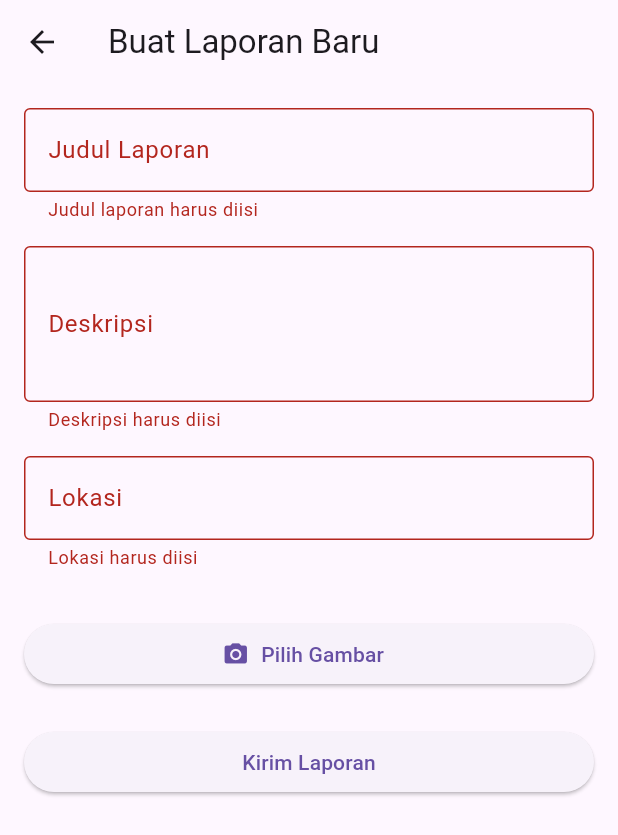
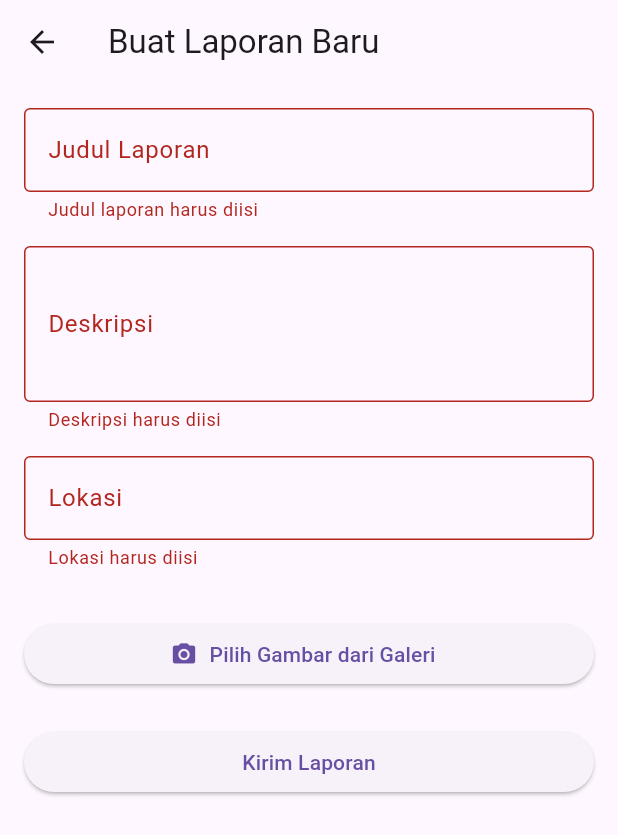
Before and after one commit to gerrybagaskoro/jabe_v2, a Flutter app: the CreateReportScreen screen opened directly, after a tap on "Kirim Laporan", on a phone screen of 412 x 824 dp. Shown: the top 835 px of the screen. Run offline on Flutter 3.47's test engine with Material 3 defaults, Android fonts, the light colour scheme and no system bars; our stand-ins replace carousel_slider, image_picker, shared_preferences, smooth_page_indicator; accounts and stored records are empty.

Commit message:
Add image handling functionality; implement image selection and conversion to base64 for report submission

```diff
--- a/lib/views/reports/create_report_screen.dart
+++ b/lib/views/reports/create_report_screen.dart
@@ -1,10 +1,8 @@
-// ignore_for_file: use_build_context_synchronously
-
 import 'dart:io';
 
 import 'package:flutter/material.dart';
-import 'package:image_picker/image_picker.dart';
 import 'package:jabe/api/report_api.dart';
+import 'package:jabe/services/image_service.dart';
 
 class CreateReportScreen extends StatefulWidget {
   const CreateReportScreen({super.key});
@@ -20,21 +18,43 @@ class _CreateReportScreenState extends State<CreateReportScreen> {
   final _locationController = TextEditingController();
 
   File? _imageFile;
+  String? _base64Image;
   bool _isLoading = false;
 
   Future<void> _pickImage() async {
-    final picker = ImagePicker();
-    final pickedFile = await picker.pickImage(source: ImageSource.gallery);
+    try {
+      final imageFile = await ImageService.pickImageFromGallery();
+      if (imageFile != null) {
+        // Convert image to base64
+        final base64String = await ImageService.imageToBase64(imageFile);
 
-    if (pickedFile != null) {
-      setState(() {
-        _imageFile = File(pickedFile.path);
-      });
+        if (base64String != null) {
+          setState(() {
+            _imageFile = imageFile;
+            _base64Image = base64String;
+          });
+        } else {
+          ScaffoldMessenger.of(context).showSnackBar(
+            const SnackBar(content: Text('Gagal memproses gambar')),
+          );
+        }
+      }
+    } catch (e) {
+      ScaffoldMessenger.of(
+        context,
+      ).showSnackBar(SnackBar(content: Text('Error: $e')));
     }
   }
 
   Future<void> _submitReport() async {
     if (!_formKey.currentState!.validate()) return;
+
+    if (_base64Image == null) {
+      ScaffoldMessenger.of(context).showSnackBar(
+        const SnackBar(content: Text('Silakan pilih gambar terlebih dahulu')),
+      );
+      return;
+    }
 
     setState(() {
       _isLoading = true;
@@ -42,10 +62,10 @@ class _CreateReportScreenState extends State<CreateReportScreen> {
 
     try {
       await ReportAPI.createReport(
-        judul: _titleController.text, // Ganti ini
-        isi: _descriptionController.text, // Ganti ini
-        lokasi: _locationController.text, // Ganti ini
-        imagePath: _imageFile?.path,
+        judul: _titleController.text,
+        isi: _descriptionController.text,
+        lokasi: _locationController.text,
+        imageBase64: _base64Image!, // Kirim base64 ke API
       );
 
       ScaffoldMessenger.of(
@@ -88,6 +108,7 @@ class _CreateReportScreenState extends State<CreateReportScreen> {
                 },
               ),
               const SizedBox(height: 16),
+
               TextFormField(
                 controller: _descriptionController,
                 decoration: const InputDecoration(
@@ -103,6 +124,7 @@ class _CreateReportScreenState extends State<CreateReportScreen> {
                 },
               ),
               const SizedBox(height: 16),
+
               TextFormField(
                 controller: _locationController,
                 decoration: const InputDecoration(
@@ -117,16 +139,35 @@ class _CreateReportScreenState extends State<CreateReportScreen> {
                 },
               ),
               const SizedBox(height: 16),
-              _imageFile != null
-                  ? Image.file(_imageFile!, height: 200)
-                  : Container(),
+
+              // Tampilkan gambar yang dipilih
+              if (_imageFile != null)
+                Column(
+                  children: [
+                    Image.file(
+                      _imageFile!,
+                      height: 200,
+                      width: double.infinity,
+                      fit: BoxFit.cover,
+                    ),
+                    const SizedBox(height: 16),
+                    Text(
+                      'Gambar siap diupload (${_imageFile!.lengthSync() ~/ 1024} KB)',
+                      style: const TextStyle(fontSize: 12, color: Colors.grey),
+                    ),
+                  ],
+                ),
+
               const SizedBox(height: 16),
+
               ElevatedButton.icon(
                 onPressed: _pickImage,
                 icon: const Icon(Icons.camera_alt),
-                label: const Text('Pilih Gambar'),
+                label: const Text('Pilih Gambar dari Galeri'),
               ),
+
               const SizedBox(height: 24),
+
               _isLoading
                   ? const Center(child: CircularProgressIndicator())
                   : ElevatedButton(
```
Also changed, not shown: lib/api/report_api.dart (+52 -38 lines), lib/services/image_service.dart (added, +63 -0 lines), lib/views/reports/edit_report_screen.dart (+30 -15 lines), 1 other file.
